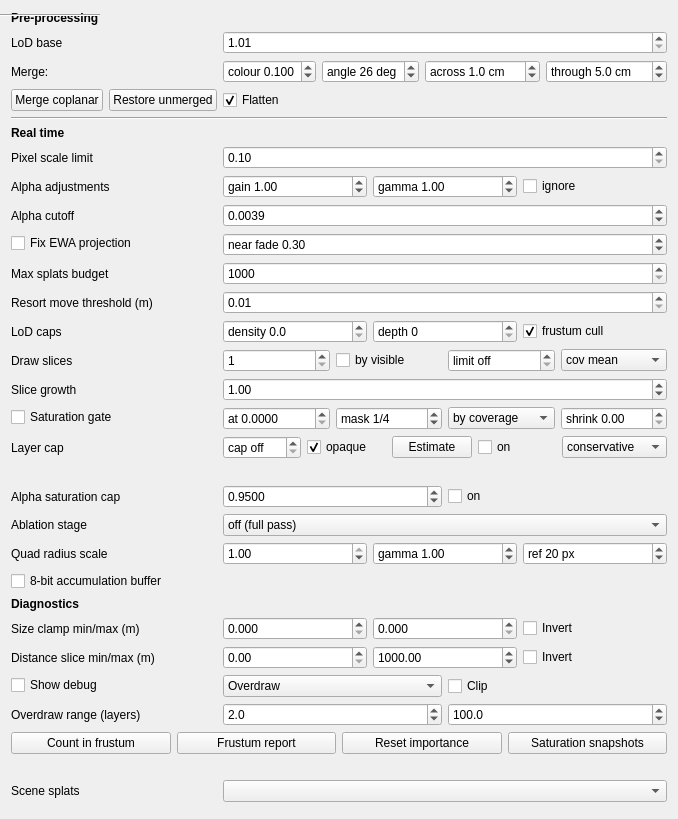
Old version of the form gui_client/GaussianSplatSettingsWidget.ui in the repository russiaman/substrata_robo.
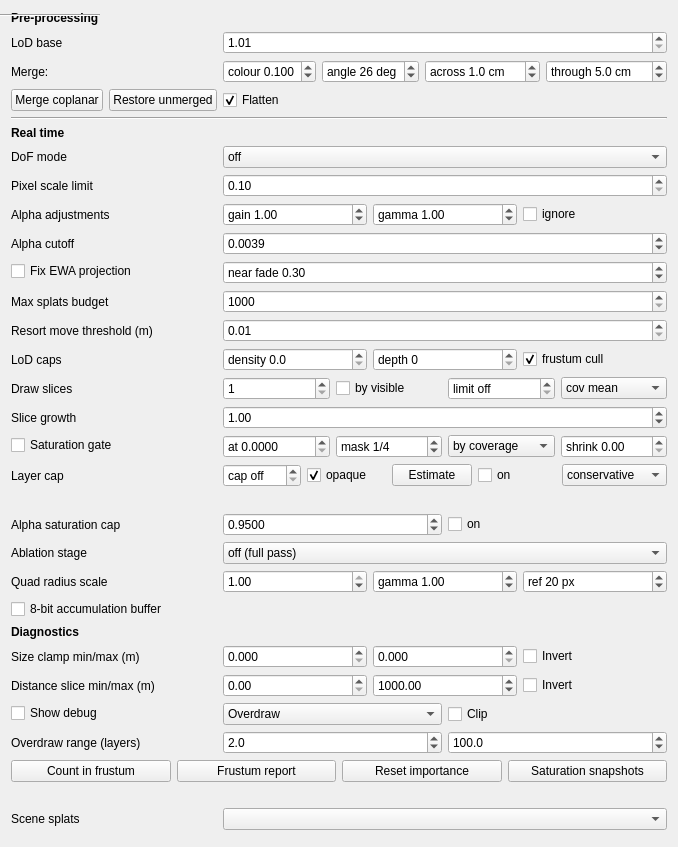
New version of the form.

Commit message:
Splat panel: DoF mode combo box for the Weighted DoF depth fix.
Companion to glare-core@33c5b5a7. Relabelled "DoF depth" to "DoF mode"
and moved it to the top of the Real time section, right before Pixel
scale limit - it's now the go-to DoF fix, not a buried diagnostic.

What changed in the file:
```diff
--- a/gui_client/GaussianSplatSettingsWidget.ui
+++ b/gui_client/GaussianSplatSettingsWidget.ui
@@ -293,6 +293,42 @@
     </widget>
    </item>
    <item row="6" column="0">
+    <widget class="QLabel" name="dofDepthModeLabel">
+     <property name="text">
+      <string>DoF mode</string>
+     </property>
+     <property name="toolTip">
+      <string>How Gaussian splats contribute depth to Depth of Field (and fog): the splat rasteriser normally does not write depth at all, so DoF blurs splats regardless of focus distance and only picks them up when focus distance happens to match whatever was behind them. This setting picks between three ways to fill that gap. Only engages when DoF blur is on - zero cost when it is off, regardless of the mode.</string>
+     </property>
+    </widget>
+   </item>
+   <item row="6" column="1">
+    <widget class="QComboBox" name="dofDepthModeComboBox">
+     <property name="toolTip">
+      <string>off: upstream behaviour, splats do not write depth at all - DoF blurs them regardless of focus distance. Kept for A/B comparison.
+
+prepass: a second, colour-masked depth-only pass over every visible splat after the composite, using a strict alpha threshold so only meaningfully opaque fragments write depth. Cheap - one extra geometry pass per DoF frame - but the answer is discrete: silhouettes can step visibly where the frontmost splat changes.
+
+weighted: accumulate depth * alpha * transmittance into a second colour attachment during the splat pass, resolve pass divides through by coverage and writes gl_FragDepth. Smooth by construction, no silhouette steps, at the cost of a second attachment blended alongside the accumulation buffer. Not physically the depth of a surface: where a lacy foreground shows a background through it, the mean depth lands between them, where nothing actually is.</string>
+     </property>
+     <item>
+      <property name="text">
+       <string>off</string>
+      </property>
+     </item>
+     <item>
+      <property name="text">
+       <string>prepass</string>
+      </property>
+     </item>
+     <item>
+      <property name="text">
+       <string>weighted</string>
+      </property>
+     </item>
+    </widget>
+   </item>
+   <item row="7" column="0">
     <widget class="QLabel" name="pixelScaleLimitLabel">
      <property name="text">
       <string>Pixel scale limit</string>
@@ -302,7 +338,7 @@
      </property>
     </widget>
    </item>
-   <item row="6" column="1">
+   <item row="7" column="1">
     <widget class="QDoubleSpinBox" name="pixelScaleLimitDoubleSpinBox">
      <property name="toolTip">
       <string>Traversal stops refining a node once its on-screen footprint is below this many pixels. Lower = more detail, more splats drawn. Applies live, on the next camera movement.</string>
@@ -321,7 +357,7 @@
      </property>
     </widget>
    </item>
-   <item row="7" column="0">
+   <item row="8" column="0">
     <widget class="QLabel" name="alphaAdjustLabel">
      <property name="text">
       <string>Alpha adjustments</string>
@@ -331,7 +367,7 @@
      </property>
     </widget>
    </item>
-   <item row="7" column="1">
+   <item row="8" column="1">
     <widget class="QWidget" name="alphaAdjustWidget" native="true">
      <layout class="QHBoxLayout" name="alphaAdjustHorizontalLayout">
       <property name="leftMargin">
@@ -409,7 +445,7 @@
      </layout>
     </widget>
    </item>
-   <item row="8" column="0">
+   <item row="9" column="0">
     <widget class="QLabel" name="alphaCutoffLabel">
      <property name="text">
       <string>Alpha cutoff</string>
@@ -419,7 +455,7 @@
      </property>
     </widget>
    </item>
-   <item row="8" column="1">
+   <item row="9" column="1">
     <widget class="QDoubleSpinBox" name="alphaCutoffDoubleSpinBox">
      <property name="toolTip">
       <string>Per-splat quad radius is cut to exactly where its alpha decays to this value, instead of a fixed 3-sigma bound - lossless at the default (1/255 = 0.0039, matches the fragment shader's own discard), trims low-opacity splats' quads further above that (less overdraw, at the cost of their faintest edge). Applies live.</string>
@@ -441,7 +477,7 @@
      </property>
     </widget>
    </item>
-   <item row="9" column="0">
+   <item row="10" column="0">
     <widget class="QCheckBox" name="ewaProjectionFixCheckBox">
      <property name="text">
       <string>Fix EWA projection</string>
@@ -451,7 +487,7 @@
      </property>
     </widget>
    </item>
-   <item row="9" column="1">
+   <item row="10" column="1">
     <widget class="QWidget" name="ewaProjectionFixWidget" native="true">
      <layout class="QHBoxLayout" name="ewaProjectionFixHorizontalLayout">
       <property name="leftMargin">
@@ -494,7 +530,7 @@
      </layout>
     </widget>
    </item>
-   <item row="10" column="0">
+   <item row="11" column="0">
     <widget class="QLabel" name="maxSplatsBudgetLabel">
      <property name="text">
       <string>Max splats budget</string>
@@ -504,7 +540,7 @@
      </property>
     </widget>
    </item>
-   <item row="10" column="1">
+   <item row="11" column="1">
     <widget class="QSpinBox" name="maxSplatsBudgetSpinBox">
      <property name="toolTip">
       <string>Per-cloud cap on how many LoD tree nodes one traversal may select. If a cloud's diagnostics show "!WARNING! budget cap", this is limiting detail on that cloud even though pixel_scale_limit hasn't converged. Applies live, on the next camera movement.</string>
@@ -520,7 +556,7 @@
      </property>
     </widget>
    </item>
-   <item row="11" column="0">
+   <item row="12" column="0">
     <widget class="QLabel" name="resortMoveThresholdLabel">
      <property name="text">
       <string>Resort move threshold (m)</string>
@@ -530,7 +566,7 @@
      </property>
     </widget>
    </item>
-   <item row="11" column="1">
+   <item row="12" column="1">
     <widget class="QDoubleSpinBox" name="resortMoveThresholdDoubleSpinBox">
      <property name="toolTip">
       <string>How far the camera has to move (scaled by distance to the cloud) before a cloud's LoD frontier is re-traversed. Lower = frontier updates more often, at more CPU cost. Applies live, on the next camera movement.</string>
@@ -549,7 +585,7 @@
      </property>
     </widget>
    </item>
-   <item row="12" column="0">
+   <item row="13" column="0">
     <widget class="QLabel" name="lodCapsLabel">
      <property name="text">
       <string>LoD caps</string>
@@ -559,7 +595,7 @@
      </property>
     </widget>
    </item>
-   <item row="12" column="1">
+   <item row="13" column="1">
     <widget class="QWidget" name="lodCapsWidget" native="true">
      <layout class="QHBoxLayout" name="lodCapsHorizontalLayout">
       <property name="leftMargin">
@@ -628,7 +664,7 @@
      </layout>
     </widget>
    </item>
-   <item row="13" column="0">
+   <item row="14" column="0">
     <widget class="QLabel" name="numDrawSlicesLabel">
      <property name="text">
       <string>Draw slices</string>
@@ -638,7 +674,7 @@
      </property>
     </widget>
    </item>
-   <item row="13" column="1">
+   <item row="14" column="1">
     <widget class="QWidget" name="drawSlicesWidget" native="true">
      <layout class="QHBoxLayout" name="drawSlicesHorizontalLayout">
       <property name="leftMargin">
@@ -715,7 +751,7 @@
      </layout>
     </widget>
    </item>
-   <item row="14" column="0">
+   <item row="15" column="0">
     <widget class="QLabel" name="sliceGrowthLabel">
      <property name="text">
       <string>Slice growth</string>
@@ -725,7 +761,7 @@
      </property>
     </widget>
    </item>
-   <item row="14" column="1">
+   <item row="15" column="1">
     <widget class="QDoubleSpinBox" name="sliceGrowthDoubleSpinBox">
      <property name="toolTip">
       <string>How much bigger each draw slice is than the one before it. 1 = all slices the same size; below 1 = a coarse first slice and a finely sliced tail. Decides where the saturation test gets to look. Nothing is saturated over roughly the first fifth of a depth-sorted cloud (it takes about 63 layers at the measured mean alpha), so a boundary inside that region costs a full-screen pass and skips nothing, while every check past it catches a new batch of finished pixels. Changes nothing on its own, like the slice count itself. Applies live, immediately.</string>
@@ -747,7 +783,7 @@
      </property>
     </widget>
    </item>
-   <item row="15" column="0">
+   <item row="16" column="0">
     <widget class="QCheckBox" name="saturationGateCheckBox">
      <property name="text">
       <string>Saturation gate</string>
@@ -757,7 +793,7 @@
      </property>
     </widget>
    </item>
-   <item row="15" column="1">
+   <item row="16" column="1">
     <widget class="QWidget" name="saturationWidget" native="true">
      <layout class="QHBoxLayout" name="saturationHorizontalLayout">
       <property name="leftMargin">
@@ -868,7 +904,7 @@
      </layout>
     </widget>
    </item>
-   <item row="16" column="0">
+   <item row="17" column="0">
     <widget class="QLabel" name="layerCapLabel">
      <property name="text">
       <string>Layer cap</string>
@@ -878,7 +914,7 @@
      </property>
     </widget>
    </item>
-   <item row="16" column="1">
+   <item row="17" column="1">
     <widget class="QWidget" name="layerCapWidget" native="true">
      <layout class="QHBoxLayout" name="layerCapHorizontalLayout">
       <property name="leftMargin">
@@ -962,7 +998,7 @@
      </layout>
     </widget>
    </item>
-   <item row="17" column="1">
+   <item row="18" column="1">
     <widget class="QLabel" name="layerCapEstimateResultLabel">
      <property name="text">
       <string></string>
@@ -972,7 +1008,7 @@
      </property>
     </widget>
    </item>
-   <item row="18" column="0">
+   <item row="19" column="0">
     <widget class="QLabel" name="coverageCapLabel">
      <property name="text">
       <string>Alpha saturation cap</string>
@@ -982,7 +1018,7 @@
      </property>
     </widget>
    </item>
-   <item row="18" column="1">
+   <item row="19" column="1">
     <widget class="QWidget" name="coverageCapWidget" native="true">
      <layout class="QHBoxLayout" name="coverageCapHorizontalLayout">
       <property name="leftMargin">
@@ -1032,7 +1068,7 @@
      </layout>
     </widget>
    </item>
-   <item row="19" column="0">
+   <item row="20" column="0">
     <widget class="QLabel" name="ablationStageLabel">
      <property name="text">
       <string>Ablation stage</string>
@@ -1042,7 +1078,7 @@
      </property>
     </widget>
    </item>
-   <item row="19" column="1">
+   <item row="20" column="1">
     <widget class="QComboBox" name="ablationStageComboBox">
      <property name="toolTip">
       <string>Off is the real pass. The stages below it are deliberately wrong pictures - each one is missing everything above it - so nothing here is meant to be left on. Stage 5 is there because going straight from points to full quads moves the vertex maths and the fill at the same time: it runs all of the projection maths and still draws a one-pixel quad, so 5 minus 4 is the vertex work alone and 6 minus 5 is the fill alone.</string>
@@ -1094,7 +1130,7 @@
      </item>
     </widget>
    </item>
-   <item row="20" column="0">
+   <item row="21" column="0">
     <widget class="QLabel" name="quadRadiusScaleLabel">
      <property name="text">
       <string>Quad radius scale</string>
@@ -1104,7 +1140,7 @@
      </property>
     </widget>
    </item>
-   <item row="20" column="1">
+   <item row="21" column="1">
     <widget class="QWidget" name="quadRadiusScaleWidget" native="true">
      <layout class="QHBoxLayout" name="quadRadiusScaleHorizontalLayout">
       <property name="leftMargin">
@@ -1197,7 +1233,7 @@
      </layout>
     </widget>
    </item>
-   <item row="21" column="0" colspan="2">
+   <item row="22" column="0" colspan="2">
     <widget class="QCheckBox" name="accumBuffer8BitCheckBox">
      <property name="text">
       <string>8-bit accumulation buffer</string>
@@ -1217,7 +1253,7 @@
      </property>
     </widget>
    </item>
-   <item row="22" column="0" colspan="2">
+   <item row="23" column="0" colspan="2">
     <widget class="QLabel" name="diagnosticsSectionLabel">
      <property name="text">
       <string>Diagnostics</string>
@@ -1230,7 +1266,7 @@
      </property>
     </widget>
    </item>
-   <item row="23" column="0">
+   <item row="24" column="0">
     <widget class="QLabel" name="sizeClampLabel">
      <property name="text">
       <string>Size clamp min/max (m)</string>
@@ -1240,7 +1276,7 @@
      </property>
     </widget>
    </item>
-   <item row="23" column="1">
+   <item row="24" column="1">
     <widget class="QWidget" name="sizeClampWidget" native="true">
      <layout class="QHBoxLayout" name="sizeClampHorizontalLayout">
       <property name="leftMargin">
@@ -1306,7 +1342,7 @@
      </layout>
     </widget>
    </item>
-   <item row="24" column="0">
+   <item row="25" column="0">
     <widget class="QLabel" name="distClampLabel">
      <property name="text">
       <string>Distance slice min/max (m)</string>
@@ -1316,7 +1352,7 @@
      </property>
     </widget>
    </item>
-   <item row="24" column="1">
+   <item row="25" column="1">
     <widget class="QWidget" name="distClampWidget" native="true">
      <layout class="QHBoxLayout" name="distClampHorizontalLayout">
       <property name="leftMargin">
@@ -1382,7 +1418,7 @@
      </layout>
     </widget>
    </item>
-   <item row="25" column="0">
+   <item row="26" column="0">
     <widget class="QCheckBox" name="showDebugCheckBox">
      <property name="text">
       <string>Show debug</string>
@@ -1392,7 +1428,7 @@
      </property>
     </widget>
    </item>
-   <item row="25" column="1">
+   <item row="26" column="1">
     <widget class="QWidget" name="debugModeWidget" native="true">
      <layout class="QHBoxLayout" name="debugModeHorizontalLayout">
       <property name="leftMargin">
@@ -1447,7 +1483,7 @@
      </layout>
     </widget>
    </item>
-   <item row="26" column="0">
+   <item row="27" column="0">
     <widget class="QLabel" name="overdrawRangeLabel">
      <property name="text">
       <string>Overdraw range (layers)</string>
@@ -1457,7 +1493,7 @@
      </property>
     </widget>
    </item>
-   <item row="26" column="1">
+   <item row="27" column="1">
     <widget class="QWidget" name="overdrawRangeWidget" native="true">
      <layout class="QHBoxLayout" name="overdrawRangeHorizontalLayout">
       <property name="leftMargin">
@@ -1522,7 +1558,7 @@
    <!-- The four one-off diagnostic actions sit together in a single row at the foot of the panel, rather than
    each taking a form row of its own: they are not settings, and interleaving them with the live controls above
    made the panel taller than the dock for no gain.  Their result labels follow in the row below, same order. -->
-   <item row="27" column="0" colspan="2">
+   <item row="28" column="0" colspan="2">
     <layout class="QHBoxLayout" name="diagnosticButtonsHorizontalLayout">
      <item>
       <widget class="QPushButton" name="countInFrustumPushButton">
@@ -1566,7 +1602,7 @@
      </item>
     </layout>
    </item>
-   <item row="28" column="0" colspan="2">
+   <item row="29" column="0" colspan="2">
     <layout class="QHBoxLayout" name="diagnosticResultsHorizontalLayout">
      <item>
       <widget class="QLabel" name="countInFrustumResultLabel">
@@ -1598,7 +1634,7 @@
      </item>
     </layout>
    </item>
-   <item row="29" column="0">
+   <item row="30" column="0">
     <widget class="QLabel" name="sceneSplatsLabel">
      <property name="text">
       <string>Scene splats</string>
@@ -1608,7 +1644,7 @@
      </property>
     </widget>
    </item>
-   <item row="29" column="1">
+   <item row="30" column="1">
     <widget class="QComboBox" name="sceneSplatsComboBox">
      <property name="sizePolicy">
       <sizepolicy hsizetype="Expanding" vsizetype="Fixed">
@@ -1621,7 +1657,7 @@
      </property>
     </widget>
    </item>
-   <item row="30" column="0" colspan="2">
+   <item row="31" column="0" colspan="2">
     <spacer name="verticalSpacer">
      <property name="orientation">
       <enum>Qt::Vertical</enum>
```
Left out of the diff: 2 changed lines with no effect on the pictures. The commit also changes 2 other files.
